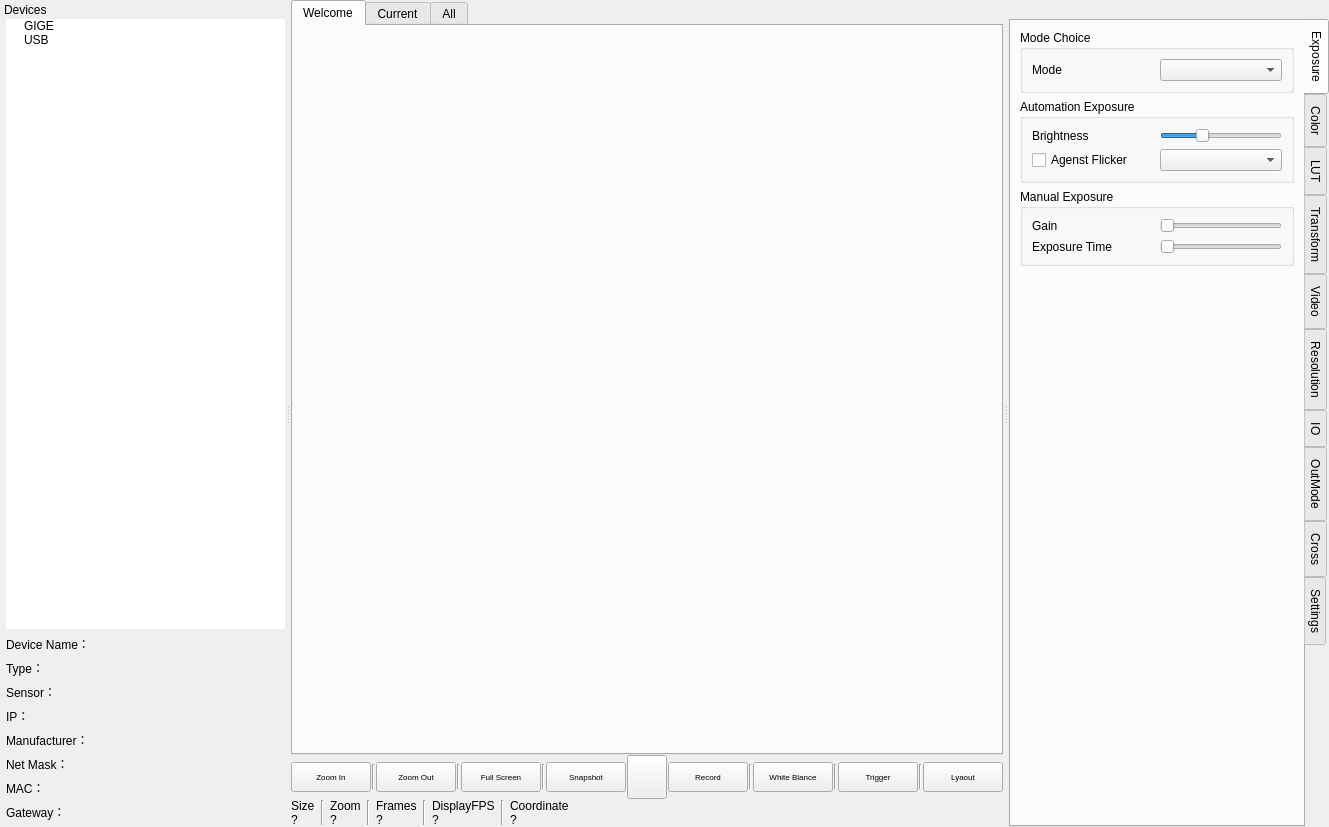
Before: the Qt Designer form mainwindow.ui in sltruman/mind-vision-example, drawn with Qt 5.
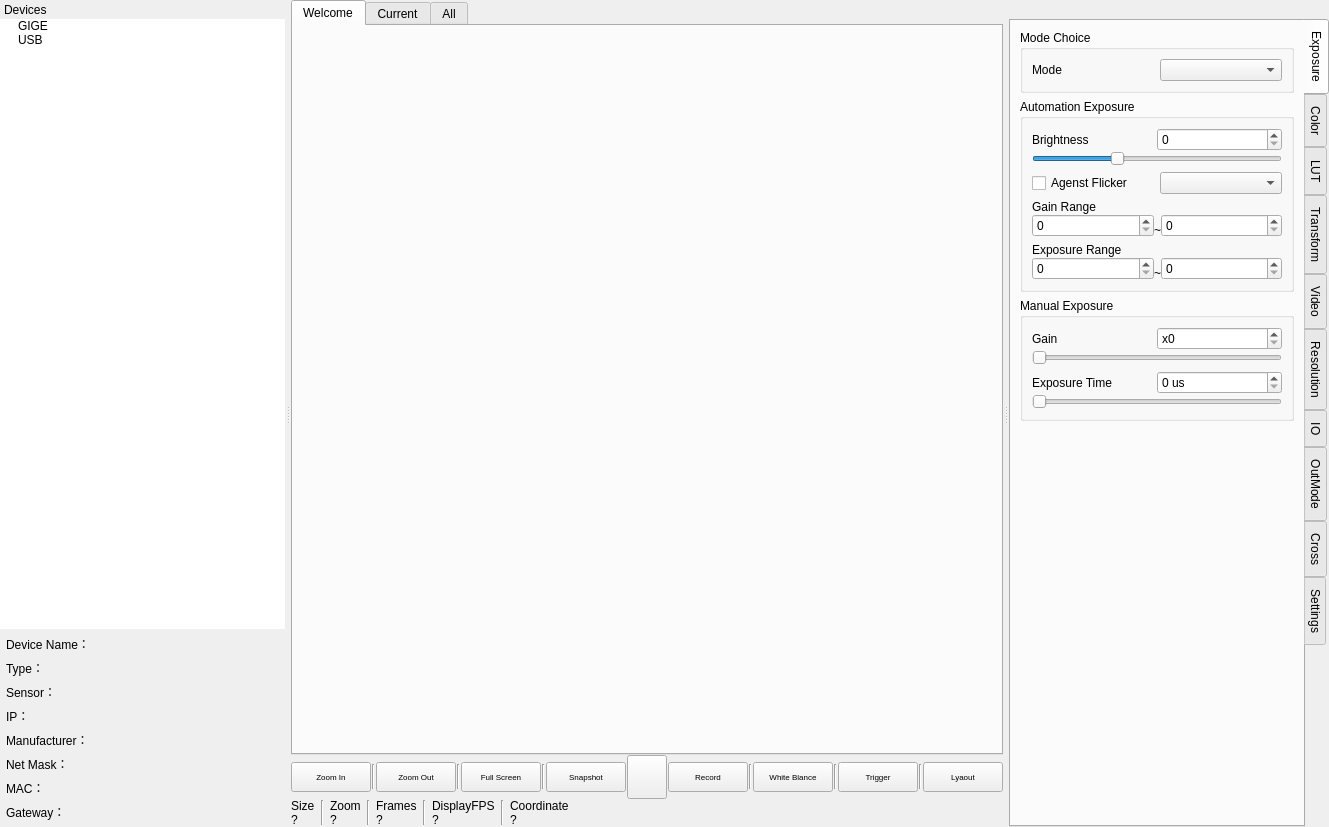
After: the same form once the commit is applied. The open tabs and pages were chosen to show the change. Icons and pictures are not drawn. Custom widgets are drawn as their Qt base class.

```diff
--- a/mainwindow.ui
+++ b/mainwindow.ui
@@ -897,7 +897,7 @@
    <property name="minimumSize">
     <size>
      <width>285</width>
-     <height>316</height>
+     <height>317</height>
     </size>
    </property>
    <property name="features">
@@ -915,7 +915,7 @@
    <widget class="QWidget" name="dockWidgetContents">
     <layout class="QVBoxLayout" name="verticalLayout_10">
      <property name="leftMargin">
-      <number>6</number>
+      <number>0</number>
      </property>
      <property name="topMargin">
       <number>0</number>
@@ -995,7 +995,10 @@
      <item>
       <layout class="QVBoxLayout" name="verticalLayout">
        <property name="leftMargin">
-        <number>0</number>
+        <number>6</number>
+       </property>
+       <property name="rightMargin">
+        <number>6</number>
        </property>
        <item>
         <layout class="QHBoxLayout" name="horizontalLayout_2">
@@ -1272,7 +1275,12 @@
            <property name="title">
             <string>Automation Exposure</string>
            </property>
+           <layout class="QVBoxLayout" name="verticalLayout_52">
+            <item>
            <layout class="QVBoxLayout" name="verticalLayout_17">
+              <property name="spacing">
+               <number>0</number>
+              </property>
             <item>
              <layout class="QHBoxLayout" name="horizontalLayout_27" stretch="5,5">
               <item>
@@ -1283,6 +1291,11 @@
                </widget>
               </item>
               <item>
+                 <widget class="QSpinBox" name="spinBox_brightness"/>
+                </item>
+               </layout>
+              </item>
+              <item>
                <widget class="QSlider" name="slider_brightness">
                 <property name="maximum">
                  <number>300</number>
@@ -1293,6 +1306,9 @@
                 <property name="orientation">
                  <enum>Qt::Horizontal</enum>
                 </property>
+                <property name="tickPosition">
+                 <enum>QSlider::NoTicks</enum>
+                </property>
                </widget>
               </item>
              </layout>
@@ -1325,6 +1341,94 @@
               </item>
              </layout>
             </item>
+            <item>
+             <layout class="QVBoxLayout" name="verticalLayout_40">
+              <property name="spacing">
+               <number>0</number>
+              </property>
+              <item>
+               <widget class="QLabel" name="label_33">
+                <property name="text">
+                 <string>Gain Range</string>
+                </property>
+               </widget>
+              </item>
+              <item>
+               <layout class="QHBoxLayout" name="horizontalLayout_53">
+                <item>
+                 <widget class="QSpinBox" name="spinBox_gainMinimum"/>
+                </item>
+                <item>
+                 <widget class="QLabel" name="label_8">
+                  <property name="sizePolicy">
+                   <sizepolicy hsizetype="Fixed" vsizetype="Preferred">
+                    <horstretch>0</horstretch>
+                    <verstretch>0</verstretch>
+                   </sizepolicy>
+                  </property>
+                  <property name="text">
+                   <string>~</string>
+                  </property>
+                  <property name="alignment">
+                   <set>Qt::AlignBottom|Qt::AlignHCenter</set>
+                  </property>
+                 </widget>
+                </item>
+                <item>
+                 <widget class="QSpinBox" name="spinBox_gainMaximum">
+                  <property name="maximum">
+                   <number>99999</number>
+                  </property>
+                 </widget>
+                </item>
+               </layout>
+              </item>
+             </layout>
+            </item>
+            <item>
+             <layout class="QVBoxLayout" name="verticalLayout_51">
+              <property name="spacing">
+               <number>0</number>
+              </property>
+              <item>
+               <widget class="QLabel" name="label_35">
+                <property name="text">
+                 <string>Exposure Range</string>
+                </property>
+               </widget>
+              </item>
+              <item>
+               <layout class="QHBoxLayout" name="horizontalLayout_51">
+                <item>
+                 <widget class="QSpinBox" name="spinBox_exposureTimeMinimum"/>
+                </item>
+                <item>
+                 <widget class="QLabel" name="label_37">
+                  <property name="sizePolicy">
+                   <sizepolicy hsizetype="Fixed" vsizetype="Preferred">
+                    <horstretch>0</horstretch>
+                    <verstretch>0</verstretch>
+                   </sizepolicy>
+                  </property>
+                  <property name="text">
+                   <string>~</string>
+                  </property>
+                  <property name="alignment">
+                   <set>Qt::AlignBottom|Qt::AlignHCenter</set>
+                  </property>
+                 </widget>
+                </item>
+                <item>
+                 <widget class="QSpinBox" name="spinBox_exposureTimeMaximum">
+                  <property name="maximum">
+                   <number>9999999</number>
+                  </property>
+                 </widget>
+                </item>
+               </layout>
+              </item>
+             </layout>
+            </item>
            </layout>
           </widget>
          </item>
@@ -1333,9 +1437,14 @@
            <property name="title">
             <string>Manual Exposure</string>
            </property>
+           <layout class="QVBoxLayout" name="verticalLayout_42">
+            <item>
            <layout class="QVBoxLayout" name="verticalLayout_18">
+              <property name="spacing">
+               <number>0</number>
+              </property>
             <item>
-             <layout class="QHBoxLayout" name="horizontalLayout_34" stretch="5,5">
+               <layout class="QHBoxLayout" name="horizontalLayout_34" stretch="0,0">
               <item>
                <widget class="QLabel" name="label_24">
                 <property name="text">
@@ -1344,6 +1453,15 @@
                </widget>
               </item>
               <item>
+                 <widget class="QSpinBox" name="spinBox_gain">
+                  <property name="prefix">
+                   <string>x</string>
+                  </property>
+                 </widget>
+                </item>
+               </layout>
+              </item>
+              <item>
                <widget class="QSlider" name="slider_gain">
                 <property name="orientation">
                  <enum>Qt::Horizontal</enum>
@@ -1362,7 +1480,12 @@
              </layout>
             </item>
             <item>
-             <layout class="QHBoxLayout" name="horizontalLayout_36" stretch="5,5">
+             <layout class="QVBoxLayout" name="verticalLayout_41">
+              <property name="spacing">
+               <number>0</number>
+              </property>
+              <item>
+               <layout class="QHBoxLayout" name="horizontalLayout_36" stretch="0,0">
               <item>
                <widget class="QLabel" name="label_26">
                 <property name="text">
@@ -1371,10 +1494,31 @@
                </widget>
               </item>
               <item>
+                 <widget class="QSpinBox" name="spinBox_exposureTime">
+                  <property name="suffix">
+                   <string> us</string>
+                  </property>
+                  <property name="prefix">
+                   <string/>
+                  </property>
+                 </widget>
+                </item>
+               </layout>
+              </item>
+              <item>
                <widget class="QSlider" name="slider_exposureTime">
                 <property name="orientation">
                  <enum>Qt::Horizontal</enum>
                 </property>
+                <property name="invertedAppearance">
+                 <bool>false</bool>
+                </property>
+                <property name="invertedControls">
+                 <bool>false</bool>
+                </property>
+                <property name="tickPosition">
+                 <enum>QSlider::NoTicks</enum>
+                </property>
                </widget>
               </item>
              </layout>
```
Left out of the diff: 156 changed lines with no effect on the pictures. Lines whose indentation alone changed are shown as unchanged.
